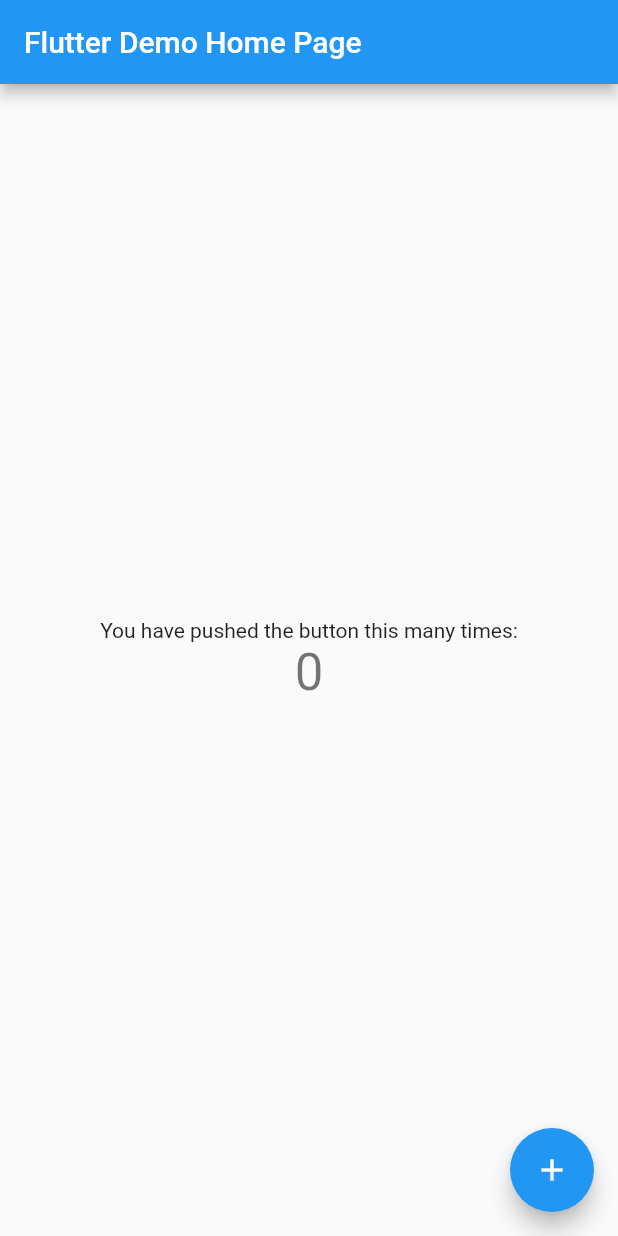
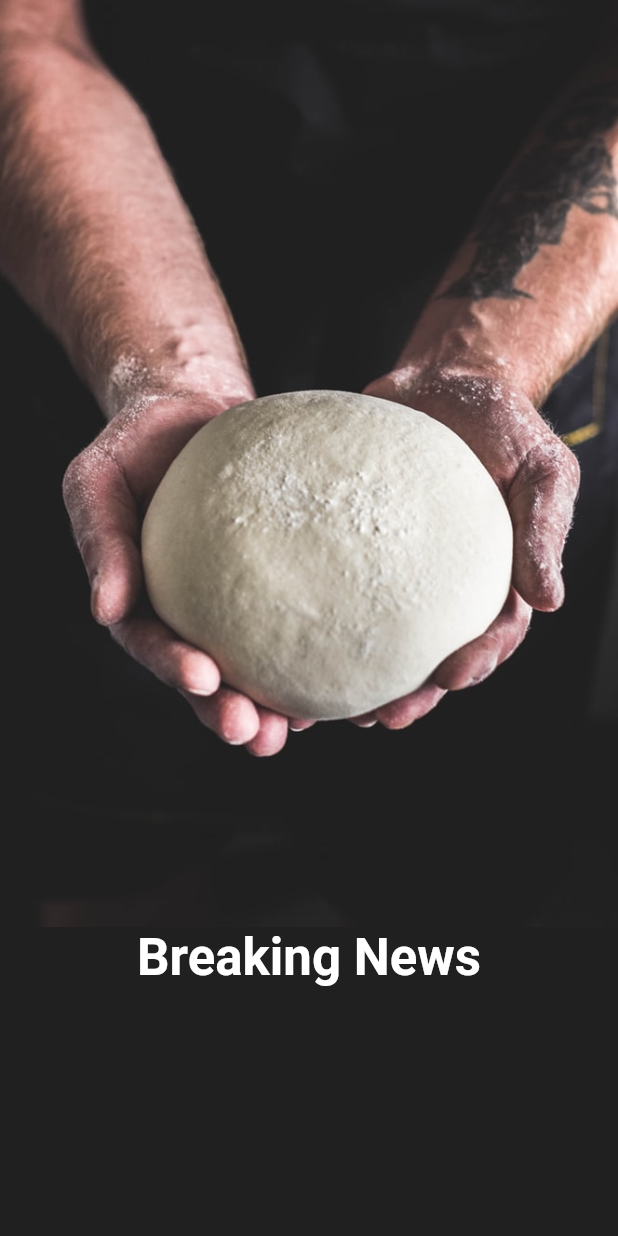
Before and after one commit to chamrouensann/login-screen, a Flutter app: the screen it shows after launch, on a phone screen of 412 x 824 dp. Run offline on Flutter 3.47's test engine with Material 2 defaults, Android fonts, the phone set to English and light mode, and no system bars.

Commit message:
Adding the first showing screen

```diff
--- /dev/null
+++ b/logic_screen_source_code/lib/constants.dart
@@ -0,0 +1,4 @@
+import 'package:flutter/material.dart';
+
+const kBackgroundColor = Color(0xFF202020);
+const kPrimaryColor = Color(0xFFFFBD73);
--- a/logic_screen_source_code/lib/main.dart
+++ b/logic_screen_source_code/lib/main.dart
@@ -1,111 +1,64 @@
 import 'package:flutter/material.dart';
+import 'constants.dart';
 
 void main() => runApp(MyApp());
 
 class MyApp extends StatelessWidget {
-  // This widget is the root of your application.
   @override
   Widget build(BuildContext context) {
     return MaterialApp(
-      title: 'Flutter Demo',
+      title: 'Auth Screen',
       theme: ThemeData(
-        // This is the theme of your application.
-        //
-        // Try running your application with "flutter run". You'll see the
-        // application has a blue toolbar. Then, without quitting the app, try
-        // changing the primarySwatch below to Colors.green and then invoke
-        // "hot reload" (press "r" in the console where you ran "flutter run",
-        // or simply save your changes to "hot reload" in a Flutter IDE).
-        // Notice that the counter didn't reset back to zero; the application
-        // is not restarted.
-        primarySwatch: Colors.blue,
+        brightness: Brightness.dark,
+        primaryColor: kPrimaryColor,
+        scaffoldBackgroundColor: kBackgroundColor,
+        textTheme: TextTheme(
+            display1: TextStyle(color: Colors.white),
+            button: TextStyle(
+              color: kPrimaryColor,
+            )),
       ),
-      home: MyHomePage(title: 'Flutter Demo Home Page'),
+      home: WelcomeScreen(),
     );
   }
 }
 
-class MyHomePage extends StatefulWidget {
-  MyHomePage({Key key, this.title}) : super(key: key);
-
-  // This widget is the home page of your application. It is stateful, meaning
-  // that it has a State object (defined below) that contains fields that affect
-  // how it looks.
-
-  // This class is the configuration for the state. It holds the values (in this
-  // case the title) provided by the parent (in this case the App widget) and
-  // used by the build method of the State. Fields in a Widget subclass are
-  // always marked "final".
-
-  final String title;
-
-  @override
-  _MyHomePageState createState() => _MyHomePageState();
-}
-
-class _MyHomePageState extends State<MyHomePage> {
-  int _counter = 0;
-
-  void _incrementCounter() {
-    setState(() {
-      // This call to setState tells the Flutter framework that something has
-      // changed in this State, which causes it to rerun the build method below
-      // so that the display can reflect the updated values. If we changed
-      // _counter without calling setState(), then the build method would not be
-      // called again, and so nothing would appear to happen.
-      _counter++;
-    });
-  }
-
+class WelcomeScreen extends StatelessWidget {
   @override
   Widget build(BuildContext context) {
-    // This method is rerun every time setState is called, for instance as done
-    // by the _incrementCounter method above.
-    //
-    // The Flutter framework has been optimized to make rerunning build methods
-    // fast, so that you can just rebuild anything that needs updating rather
-    // than having to individually change instances of widgets.
     return Scaffold(
-      appBar: AppBar(
-        // Here we take the value from the MyHomePage object that was created by
-        // the App.build method, and use it to set our appbar title.
-        title: Text(widget.title),
+      body: Column(
+        children: <Widget>[
+          Expanded(
+            flex: 3,
+            child: Container(
+              decoration: BoxDecoration(
+                image: DecorationImage(
+                  image: AssetImage("assets/perosn.jpeg"),
+                  fit: BoxFit.cover,
                 ),
-      body: Center(
-        // Center is a layout widget. It takes a single child and positions it
-        // in the middle of the parent.
+              ),
+            ),
+          ),
+          Expanded(
             child: Column(
-          // Column is also a layout widget. It takes a list of children and
-          // arranges them vertically. By default, it sizes itself to fit its
-          // children horizontally, and tries to be as tall as its parent.
-          //
-          // Invoke "debug painting" (press "p" in the console, choose the
-          // "Toggle Debug Paint" action from the Flutter Inspector in Android
-          // Studio, or the "Toggle Debug Paint" command in Visual Studio Code)
-          // to see the wireframe for each widget.
-          //
-          // Column has various properties to control how it sizes itself and
-          // how it positions its children. Here we use mainAxisAlignment to
-          // center the children vertically; the main axis here is the vertical
-          // axis because Columns are vertical (the cross axis would be
-          // horizontal).
-          mainAxisAlignment: MainAxisAlignment.center,
               children: <Widget>[
-            Text(
-              'You have pushed the button this many times:',
+                RichText(
+                  text: TextSpan(children: [
+                    TextSpan(
+                      text: "Breaking News",
+                      style: Theme.of(context)
+                          .textTheme
+                          .display1
+                          .copyWith(fontWeight: FontWeight.bold),
                     ),
-            Text(
-              '$_counter',
-              style: Theme.of(context).textTheme.display1,
+                  ]),
                 ),
               ],
             ),
           ),
-      floatingActionButton: FloatingActionButton(
-        onPressed: _incrementCounter,
-        tooltip: 'Increment',
-        child: Icon(Icons.add),
-      ), // This trailing comma makes auto-formatting nicer for build methods.
+        ],
+      ),
     );
   }
 }
--- a/logic_screen_source_code/pubspec.yaml
+++ b/logic_screen_source_code/pubspec.yaml
@@ -41,9 +41,9 @@ flutter:
   uses-material-design: true
 
   # To add assets to your application, add an assets section, like this:
-  # assets:
-  #  - images/a_dot_burr.jpeg
-  #  - images/a_dot_ham.jpeg
+  assets:
+    - assets/
+
 
   # An image asset can refer to one or more resolution-specific "variants", see
   # https://flutter.dev/assets-and-images/#resolution-aware.
```
Also changed, not shown: logic_screen_source_code/assets/perosn.jpeg (added), 1 other file. Lines whose indentation alone changed are shown as unchanged.
